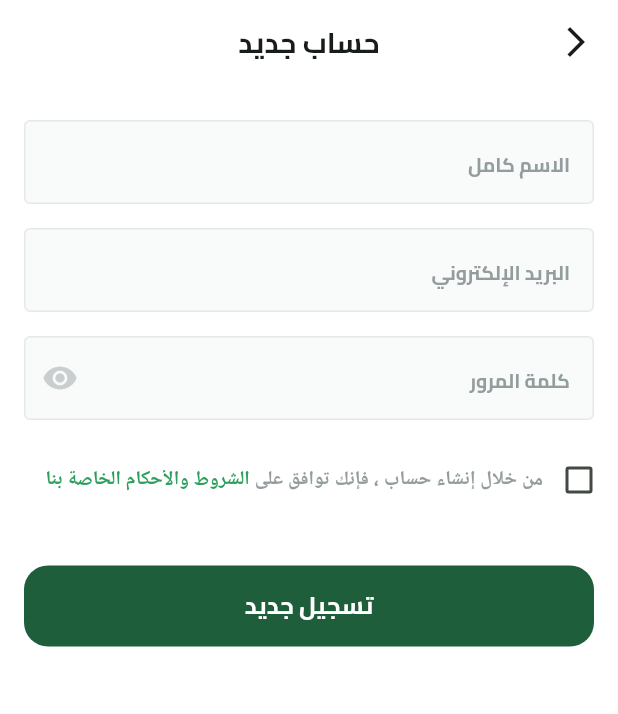
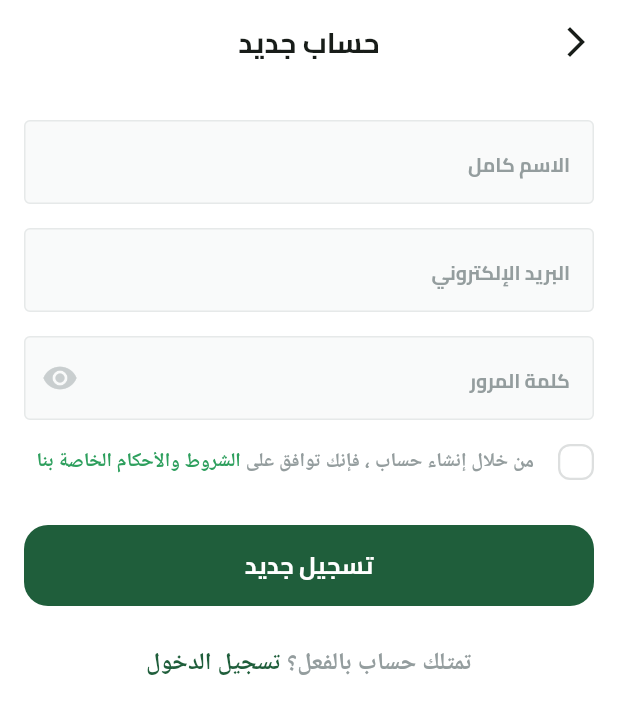
Before and after one commit to ftoome545/fruits_app, a Flutter app: the SignUpViewBody screen opened directly, on a phone screen of 412 x 824 dp. Shown: the top 714 px of the screen. Run offline on Flutter 3.47's test engine with Material 3 defaults, Android fonts, the phone set to English and light mode, and no system bars; our stand-ins replace dots_indicator, flutter_svg, shared_preferences; accounts and stored records are empty.

Commit message:
Finish the SignupView screen

```diff
--- a/lib/core/utils/app_images.dart
+++ b/lib/core/utils/app_images.dart
@@ -9,6 +9,10 @@ class Assets {
   /// Assets for imagesAppleIcon
   /// assets/images/apple_icon.svg
   static const String imagesAppleIcon = "assets/images/apple_icon.svg";
+
+  /// Assets for imagesCheck
+  /// assets/images/check.svg
+  static const String imagesCheck = "assets/images/check.svg";
 
   /// Assets for imagesFacebookIcon
   /// assets/images/facebook_icon.svg
--- /dev/null
+++ b/lib/features/auth/peresntation/views/widgets/custom_chechbox.dart
@@ -0,0 +1,39 @@
+import 'package:flutter/material.dart';
+import 'package:flutter_svg/flutter_svg.dart';
+import 'package:fruits_hub/core/utils/app_colors.dart';
+import 'package:fruits_hub/core/utils/app_images.dart';
+
+class CustomChechbox extends StatelessWidget {
+  const CustomChechbox(
+      {super.key, required this.isChecked, required this.onChanged});
+  final bool isChecked;
+  final ValueChanged<bool> onChanged;
+  @override
+  Widget build(BuildContext context) {
+    return GestureDetector(
+      onTap: () {
+        onChanged(!isChecked);
+      },
+      child: AnimatedContainer(
+        width: 24,
+        height: 24,
+        duration: const Duration(milliseconds: 100),
+        decoration: ShapeDecoration(
+            color: isChecked ? AppColors.primaryColor : Colors.white,
+            shape: RoundedRectangleBorder(
+                borderRadius: BorderRadius.circular(8),
+                side: BorderSide(
+                    width: 1.50,
+                    color: isChecked
+                        ? Colors.transparent
+                        : const Color(0xffDDDFDF)))),
+        child: isChecked
+            ? Padding(
+                padding: const EdgeInsets.all(2),
+                child: SvgPicture.asset(Assets.imagesCheck),
+              )
+            : const SizedBox(),
+      ),
+    );
+  }
+}
--- /dev/null
+++ b/lib/features/auth/peresntation/views/widgets/have_an_account_widget.dart
@@ -0,0 +1,41 @@
+import 'package:flutter/gestures.dart';
+import 'package:flutter/material.dart';
+import 'package:fruits_hub/core/utils/app_text_style.dart';
+
+import '../../../../../core/utils/app_colors.dart';
+
+class HaveAnAccountWidget extends StatelessWidget {
+  const HaveAnAccountWidget({
+    super.key,
+  });
+
+  @override
+  Widget build(BuildContext context) {
+    return Text.rich(
+      TextSpan(
+        children: [
+          TextSpan(
+              text: "تمتلك حساب بالفعل؟",
+              style: TextStyles.semiBold16.copyWith(
+                color: const Color(0xFF949D9E),
+              )),
+          TextSpan(
+              text: ' ',
+              style: TextStyles.semiBold16.copyWith(
+                color: const Color(0xFF616A6B),
+              )),
+          TextSpan(
+              recognizer: TapGestureRecognizer()
+                ..onTap = () {
+                  Navigator.pop(context);
+                },
+              text: "تسجيل الدخول",
+              style: TextStyles.semiBold16.copyWith(
+                color: AppColors.primaryColor,
+              )),
+        ],
+      ),
+      textAlign: TextAlign.center,
+    );
+  }
+}
--- a/lib/features/auth/peresntation/views/widgets/signup_view_body.dart
+++ b/lib/features/auth/peresntation/views/widgets/signup_view_body.dart
@@ -3,10 +3,8 @@ import 'package:fruits_hub/constants.dart';
 import 'package:fruits_hub/core/widgets/custom_app_bar.dart';
 import 'package:fruits_hub/core/widgets/custom_button.dart';
 import 'package:fruits_hub/core/widgets/custom_text_form_field.dart';
+import 'package:fruits_hub/features/auth/peresntation/views/widgets/have_an_account_widget.dart';
 import 'package:fruits_hub/features/auth/peresntation/views/widgets/terms_and_conditions.dart';
-
-import '../../../../../core/utils/app_colors.dart';
-import '../../../../../core/utils/app_text_style.dart';
 
 class SignUpViewBody extends StatelessWidget {
   const SignUpViewBody({super.key});
@@ -46,12 +44,13 @@ class SignUpViewBody extends StatelessWidget {
               ),
               const TermsAndConditions(),
               const SizedBox(
-                height: 33,
+                height: 30,
               ),
               CustomButton(onPressed: () {}, text: 'تسجيل جديد'),
               const SizedBox(
-                height: 33,
+                height: 26,
               ),
+              const HaveAnAccountWidget(),
             ],
           ),
         ),
--- a/lib/features/auth/peresntation/views/widgets/terms_and_conditions.dart
+++ b/lib/features/auth/peresntation/views/widgets/terms_and_conditions.dart
@@ -1,21 +1,31 @@
 import 'package:flutter/material.dart';
-import 'package:fruits_hub/constants.dart';
 import 'package:fruits_hub/core/utils/app_text_style.dart';
+import 'package:fruits_hub/features/auth/peresntation/views/widgets/custom_chechbox.dart';
 
-class TermsAndConditions extends StatelessWidget {
+class TermsAndConditions extends StatefulWidget {
   const TermsAndConditions({super.key});
 
   @override
+  State<TermsAndConditions> createState() => _TermsAndConditionsState();
+}
+
+class _TermsAndConditionsState extends State<TermsAndConditions> {
+  bool isTermsAccepted = false;
+  @override
   Widget build(BuildContext context) {
-    return Transform.translate(
-      offset: const Offset(14, 0),
-      child: Row(
+    return Row(
       children: [
-          Checkbox(value: false, onChanged: (value) {}),
-          SizedBox(
-            width: MediaQuery.sizeOf(context).width -
-                (kHorizintalPadding * 2) -
-                48,
+        CustomChechbox(
+          onChanged: (value) {
+            isTermsAccepted = value;
+            setState(() {});
+          },
+          isChecked: isTermsAccepted,
+        ),
+        const SizedBox(
+          width: 16,
+        ),
+        Expanded(
           child: Text.rich(
             TextSpan(
               children: [
@@ -53,7 +63,6 @@ class TermsAndConditions extends StatelessWidget {
           ),
         ),
       ],
-      ),
     );
   }
 }
```
Also changed, not shown: assets/images/check.svg (added). Lines whose indentation alone changed are shown as unchanged.
